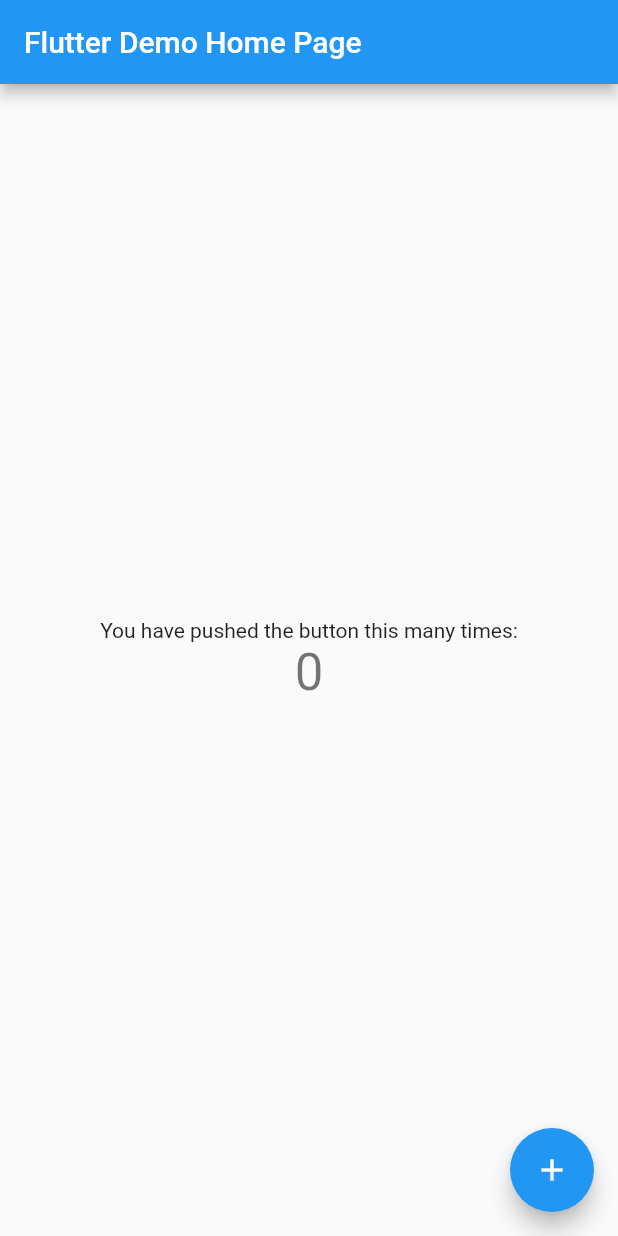
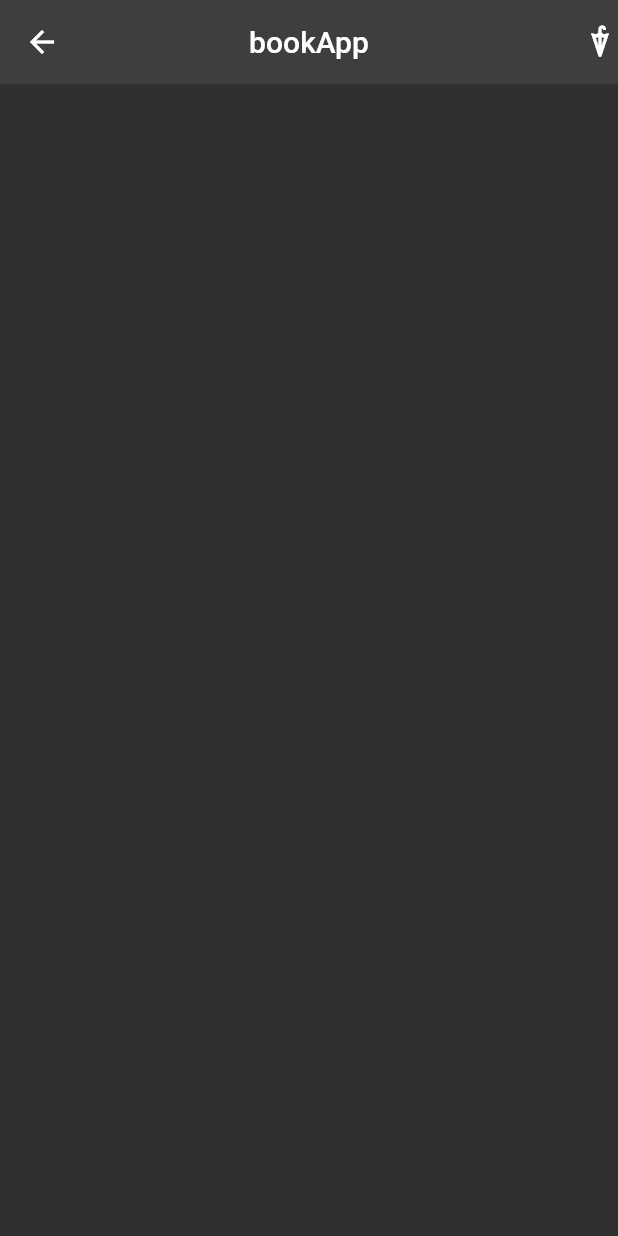
Before and after one commit to Filippo831/bookAppFlutter, a Flutter app: the screen it shows after launch, on a phone screen of 412 x 824 dp. Run offline on Flutter 3.47's test engine with Material 2 defaults, Android fonts, the phone set to English and light mode, and no system bars.

Commit message:
added appbar

```diff
--- /dev/null
+++ b/lib/homePage.dart
@@ -0,0 +1,27 @@
+import 'package:flutter/material.dart';
+
+class HomePage extends StatefulWidget {
+  @override
+  _HomePageState createState() => _HomePageState();
+}
+
+class _HomePageState extends State<HomePage> {
+  @override
+  Widget build(BuildContext context) {
+    return Scaffold(
+        appBar: AppBar(
+            leading: Icon(Icons.arrow_back),
+            title:
+                 Text("bookApp"),
+
+            actions: [
+              Icon(Icons.umbrella_sharp),
+            ],
+            elevation: 0,
+            backgroundColor: Color(0x11ffffff),
+            centerTitle: true,
+        ),
+
+    );
+  }
+}
--- a/lib/main.dart
+++ b/lib/main.dart
@@ -1,3 +1,4 @@
+import 'package:bookapp/homePage.dart';
 import 'package:flutter/material.dart';
 
 void main() {
@@ -9,105 +10,12 @@ class MyApp extends StatelessWidget {
   @override
   Widget build(BuildContext context) {
     return MaterialApp(
+        debugShowCheckedModeBanner: false,
       title: 'Flutter Demo',
-      theme: ThemeData(
-        // This is the theme of your application.
-        //
-        // Try running your application with "flutter run". You'll see the
-        // application has a blue toolbar. Then, without quitting the app, try
-        // changing the primarySwatch below to Colors.green and then invoke
-        // "hot reload" (press "r" in the console where you ran "flutter run",
-        // or simply save your changes to "hot reload" in a Flutter IDE).
-        // Notice that the counter didn't reset back to zero; the application
-        // is not restarted.
-        primarySwatch: Colors.blue,
+      theme: ThemeData.dark().copyWith(
+          primaryColor: Color(0xff587216),
       ),
-      home: MyHomePage(title: 'Flutter Demo Home Page'),
+      home: HomePage(),
     );
   }
 }
-
-class MyHomePage extends StatefulWidget {
-  MyHomePage({Key key, this.title}) : super(key: key);
-
-  // This widget is the home page of your application. It is stateful, meaning
-  // that it has a State object (defined below) that contains fields that affect
-  // how it looks.
-
-  // This class is the configuration for the state. It holds the values (in this
-  // case the title) provided by the parent (in this case the App widget) and
-  // used by the build method of the State. Fields in a Widget subclass are
-  // always marked "final".
-
-  final String title;
-
-  @override
-  _MyHomePageState createState() => _MyHomePageState();
-}
-
-class _MyHomePageState extends State<MyHomePage> {
-  int _counter = 0;
-
-  void _incrementCounter() {
-    setState(() {
-      // This call to setState tells the Flutter framework that something has
-      // changed in this State, which causes it to rerun the build method below
-      // so that the display can reflect the updated values. If we changed
-      // _counter without calling setState(), then the build method would not be
-      // called again, and so nothing would appear to happen.
-      _counter++;
-    });
-  }
-
-  @override
-  Widget build(BuildContext context) {
-    // This method is rerun every time setState is called, for instance as done
-    // by the _incrementCounter method above.
-    //
-    // The Flutter framework has been optimized to make rerunning build methods
-    // fast, so that you can just rebuild anything that needs updating rather
-    // than having to individually change instances of widgets.
-    return Scaffold(
-      appBar: AppBar(
-        // Here we take the value from the MyHomePage object that was created by
-        // the App.build method, and use it to set our appbar title.
-        title: Text(widget.title),
-      ),
-      body: Center(
-        // Center is a layout widget. It takes a single child and positions it
-        // in the middle of the parent.
-        child: Column(
-          // Column is also a layout widget. It takes a list of children and
-          // arranges them vertically. By default, it sizes itself to fit its
-          // children horizontally, and tries to be as tall as its parent.
-          //
-          // Invoke "debug painting" (press "p" in the console, choose the
-          // "Toggle Debug Paint" action from the Flutter Inspector in Android
-          // Studio, or the "Toggle Debug Paint" command in Visual Studio Code)
-          // to see the wireframe for each widget.
-          //
-          // Column has various properties to control how it sizes itself and
-          // how it positions its children. Here we use mainAxisAlignment to
-          // center the children vertically; the main axis here is the vertical
-          // axis because Columns are vertical (the cross axis would be
-          // horizontal).
-          mainAxisAlignment: MainAxisAlignment.center,
-          children: <Widget>[
-            Text(
-              'You have pushed the button this many times:',
-            ),
-            Text(
-              '$_counter',
-              style: Theme.of(context).textTheme.headline4,
-            ),
-          ],
-        ),
-      ),
-      floatingActionButton: FloatingActionButton(
-        onPressed: _incrementCounter,
-        tooltip: 'Increment',
-        child: Icon(Icons.add),
-      ), // This trailing comma makes auto-formatting nicer for build methods.
-    );
-  }
-}
--- a/pubspec.yaml
+++ b/pubspec.yaml
@@ -28,6 +28,7 @@ dependencies:
   # The following adds the Cupertino Icons font to your application.
   # Use with the CupertinoIcons class for iOS style icons.
   cupertino_icons: ^1.0.2
+  provider:
 
 dev_dependencies:
   flutter_test:
```
Also changed, not shown: pubspec.lock.
